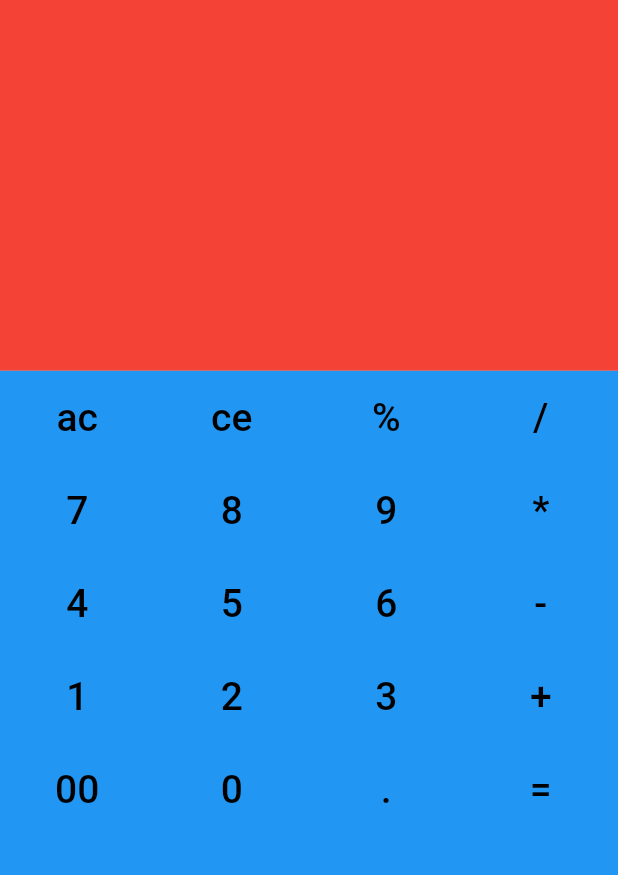
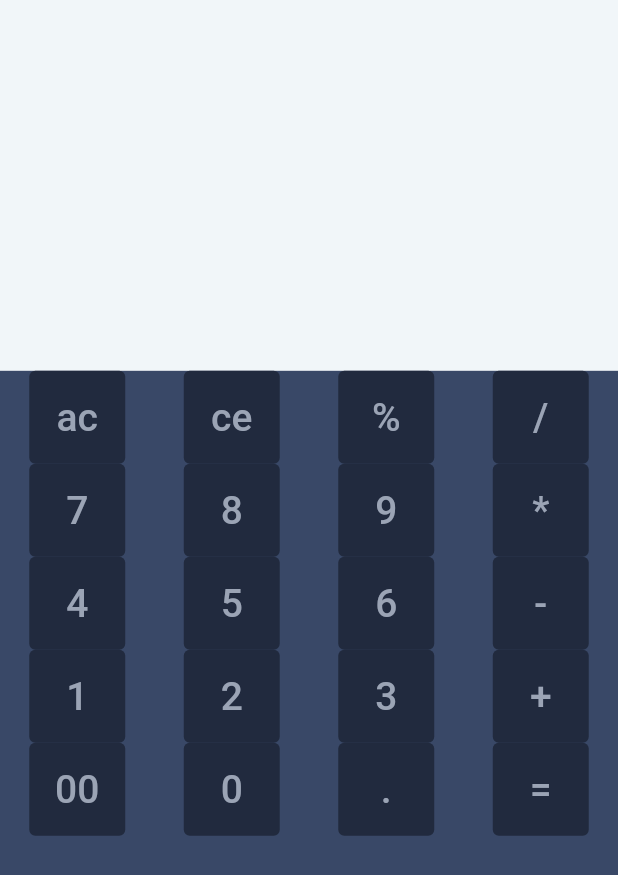
Before and after one commit to amirahmadadibi/7learnCalc, a Flutter app: the screen it shows after launch, on a phone screen of 412 x 824 dp. Shown: the top 875 px of the screen. Run offline on Flutter 3.47's test engine with Material 2 defaults, Android fonts, the phone set to English and light mode, and no system bars.

Commit message:
S06 E05 change applications color

```diff
--- a/lib/main.dart
+++ b/lib/main.dart
@@ -17,13 +17,13 @@ class MyApp extends StatelessWidget {
               Expanded(
                 flex: 3,
                 child: Container(
-                  color: Colors.red,
+                  color: Color(0xffF1F6F9),
                 ),
               ),
               Expanded(
                 flex: 7,
                 child: Container(
-                    color: Colors.blue,
+                    color: Color(0xff394867),
                     child: Column(
                       children: [
                         KeyboardRow('ac', 'ce', '%', '/'),
@@ -45,7 +45,8 @@ class MyApp extends StatelessWidget {
 class KeyboardRow extends StatelessWidget {
   KeyboardRow(this.text1, this.text2, this.text3, this.text4, {super.key});
 
-  var color = Colors.black;
+  var lableColor = Color(0xff9BA4B5);
+  var buttonBackground = Color(0xff212A3E);
   String text1;
   String text2;
   String text3;
@@ -58,41 +59,45 @@ class KeyboardRow extends StatelessWidget {
       children: [
         TextButton(
           onPressed: () {},
+          style: TextButton.styleFrom(backgroundColor: buttonBackground),
           child: Padding(
             padding: const EdgeInsets.all(8.0),
             child: Text(
               text1,
-              style: TextStyle(fontSize: 26, color: color),
+              style: TextStyle(fontSize: 26, color: lableColor),
             ),
           ),
         ),
         TextButton(
           onPressed: () {},
+          style: TextButton.styleFrom(backgroundColor: buttonBackground),
           child: Padding(
             padding: const EdgeInsets.all(8.0),
             child: Text(
               text2,
-              style: TextStyle(fontSize: 26, color: color),
+              style: TextStyle(fontSize: 26, color: lableColor),
             ),
           ),
         ),
         TextButton(
           onPressed: () {},
+          style: TextButton.styleFrom(backgroundColor: buttonBackground),
           child: Padding(
             padding: const EdgeInsets.all(8.0),
             child: Text(
               text3,
-              style: TextStyle(fontSize: 26, color: color),
+              style: TextStyle(fontSize: 26, color: lableColor),
             ),
           ),
         ),
         TextButton(
           onPressed: () {},
+          style: TextButton.styleFrom(backgroundColor: buttonBackground),
           child: Padding(
             padding: const EdgeInsets.all(8.0),
             child: Text(
               text4,
-              style: TextStyle(fontSize: 26, color: color),
+              style: TextStyle(fontSize: 26, color: lableColor),
             ),
           ),
         ),
```
